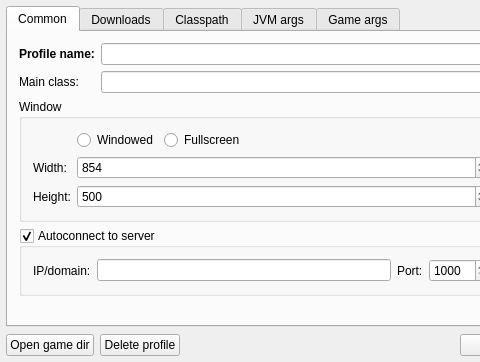
Old version of the form ui/ProfileForm.ui in the repository Alex2772/hackers-mc-launcher; both pictures show x 0 to 480 and y 0 to 362 of the 729 by 362 pixel window.
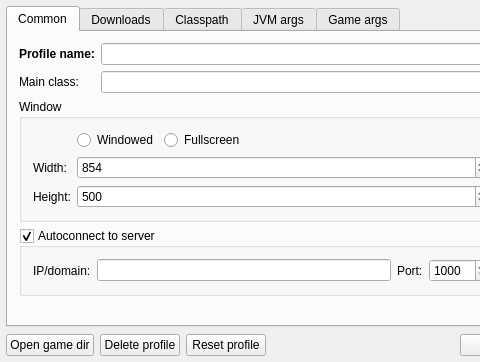
New version of the form. Custom widgets are drawn as their Qt base class.

```diff
--- a/ui/ProfileForm.ui
+++ b/ui/ProfileForm.ui
@@ -479,6 +479,13 @@
        </property>
       </widget>
      </item>
+     <item>
+      <widget class="QPushButton" name="resetProfile">
+       <property name="text">
+        <string>Reset profile</string>
+       </property>
+      </widget>
+     </item>
      <item>
       <widget class="QDialogButtonBox" name="buttonBox">
        <property name="standardButtons">
```
